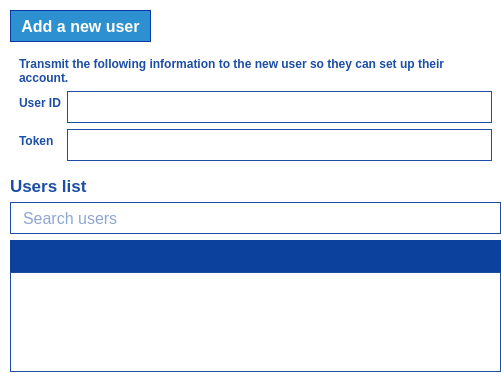
Above: parsec/core/gui/forms/users_widget.ui from Scille/parsec-cloud before the change. Below: the same form after it.
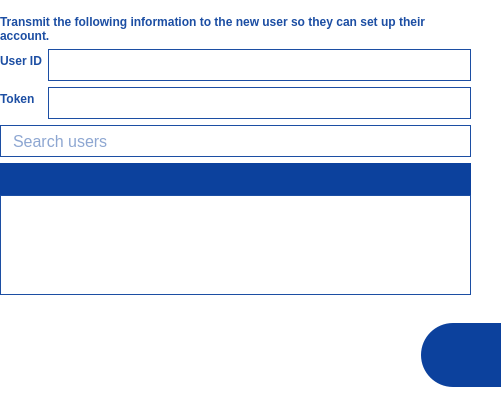
That is the form after the change. Icons and pictures are not drawn.

Commit message: [GUI] Fixed user page (offsets and button)

```diff
--- a/parsec/core/gui/forms/users_widget.ui
+++ b/parsec/core/gui/forms/users_widget.ui
@@ -7,7 +7,7 @@
     <x>0</x>
     <y>0</y>
     <width>501</width>
-    <height>379</height>
+    <height>402</height>
    </rect>
   </property>
   <property name="windowTitle">
@@ -22,82 +22,43 @@
 QWidget#widget_users
 {
 border: 1px solid rgb(28, 78, 163);
+}
+
+QToolTip
+{
+background-color: rgb(46, 146, 208);
+border: 1px solid rgb(12, 65, 157);
+color: rgb(255, 255, 255);
 }</string>
   </property>
   <layout class="QVBoxLayout" name="verticalLayout">
    <property name="leftMargin">
-    <number>10</number>
+    <number>0</number>
    </property>
    <property name="topMargin">
-    <number>10</number>
+    <number>15</number>
    </property>
    <property name="rightMargin">
     <number>0</number>
    </property>
    <property name="bottomMargin">
-    <number>0</number>
+    <number>15</number>
    </property>
-   <item>
-    <layout class="QHBoxLayout" name="horizontalLayout">
-     <item>
-      <widget class="QPushButton" name="button_add_user">
-       <property name="minimumSize">
-        <size>
-         <width>0</width>
-         <height>32</height>
-        </size>
-       </property>
-       <property name="font">
-        <font>
-         <pointsize>12</pointsize>
-         <weight>75</weight>
-         <bold>true</bold>
-        </font>
-       </property>
-       <property name="layoutDirection">
-        <enum>Qt::RightToLeft</enum>
-       </property>
-       <property name="styleSheet">
-        <string notr="true">background-color: rgb(45, 144, 209);
-border: 1px solid rgb(11, 56, 166);
-color: rgb(255, 255, 255);
-padding-left: 10px;
-padding-right: 10px;
-font-weight: bold;</string>
-       </property>
-       <property name="text">
-        <string>Add a new user</string>
-       </property>
-       <property name="icon">
-        <iconset resource="../rc/resources.qrc">
-         <normaloff>:/icons/images/icons/add_user.png</normaloff>:/icons/images/icons/add_user.png</iconset>
-       </property>
-       <property name="iconSize">
-        <size>
-         <width>24</width>
-         <height>24</height>
-        </size>
-       </property>
-      </widget>
-     </item>
-     <item>
-      <spacer name="horizontalSpacer">
-       <property name="orientation">
-        <enum>Qt::Horizontal</enum>
-       </property>
-       <property name="sizeHint" stdset="0">
-        <size>
-         <width>40</width>
-         <height>20</height>
-        </size>
-       </property>
-      </spacer>
-     </item>
-    </layout>
-   </item>
    <item>
     <widget class="QWidget" name="widget_info" native="true">
      <layout class="QVBoxLayout" name="verticalLayout_3">
+      <property name="leftMargin">
+       <number>0</number>
+      </property>
+      <property name="topMargin">
+       <number>0</number>
+      </property>
+      <property name="rightMargin">
+       <number>30</number>
+      </property>
+      <property name="bottomMargin">
+       <number>0</number>
+      </property>
       <item>
        <widget class="QLabel" name="label_3">
         <property name="font">
@@ -203,56 +164,49 @@
     </widget>
    </item>
    <item>
-    <widget class="QLabel" name="label_4">
-     <property name="font">
-      <font>
-       <pointsize>13</pointsize>
-       <weight>75</weight>
-       <bold>true</bold>
-      </font>
+    <layout class="QHBoxLayout" name="horizontalLayout">
+     <property name="rightMargin">
+      <number>30</number>
      </property>
-     <property name="styleSheet">
-      <string notr="true">color: rgb(28, 78, 163);</string>
-     </property>
-     <property name="text">
-      <string>Users list</string>
-     </property>
-    </widget>
-   </item>
-   <item>
-    <widget class="QLineEdit" name="line_edit_search">
-     <property name="minimumSize">
-      <size>
-       <width>0</width>
-       <height>32</height>
-      </size>
-     </property>
-     <property name="font">
-      <font>
-       <pointsize>12</pointsize>
-      </font>
-     </property>
-     <property name="styleSheet">
-      <string notr="true">background-image: url(:/icons/images/icons/search.png);
+     <item>
+      <widget class="QLineEdit" name="line_edit_search">
+       <property name="minimumSize">
+        <size>
+         <width>0</width>
+         <height>32</height>
+        </size>
+       </property>
+       <property name="font">
+        <font>
+         <pointsize>12</pointsize>
+        </font>
+       </property>
+       <property name="styleSheet">
+        <string notr="true">background-image: url(:/icons/images/icons/search.png);
 background-repeat: no-repeat;
 background-position: right;
 border: 1px solid rgb(28, 78, 163);
 padding-left: 10px;
 color: rgb(28, 78, 163);</string>
-     </property>
-     <property name="text">
-      <string/>
-     </property>
-     <property name="placeholderText">
-      <string>Search users</string>
-     </property>
-    </widget>
+       </property>
+       <property name="text">
+        <string/>
+       </property>
+       <property name="placeholderText">
+        <string>Search users</string>
+       </property>
+      </widget>
+     </item>
+    </layout>
    </item>
    <item>
     <layout class="QVBoxLayout" name="verticalLayout_2">
      <property name="spacing">
       <number>0</number>
      </property>
+     <property name="rightMargin">
+      <number>30</number>
+     </property>
      <item>
       <widget class="QPushButton" name="pushButton_4">
        <property name="minimumSize">
@@ -262,8 +216,11 @@
         </size>
        </property>
        <property name="styleSheet">
-        <string notr="true">background-color: rgb(12, 65, 157);
-border: 0;</string>
+        <string notr="true">QPushButton#pushButton_4
+{
+background-color: rgb(12, 65, 157);
+border: 0;
+}</string>
        </property>
        <property name="text">
         <string/>
@@ -318,6 +275,64 @@
      </property>
     </spacer>
    </item>
+   <item>
+    <layout class="QHBoxLayout" name="horizontalLayout_2">
+     <item>
+      <spacer name="horizontalSpacer_2">
+       <property name="orientation">
+        <enum>Qt::Horizontal</enum>
+       </property>
+       <property name="sizeHint" stdset="0">
+        <size>
+         <width>40</width>
+         <height>20</height>
+        </size>
+       </property>
+      </spacer>
+     </item>
+     <item>
+      <widget class="QPushButton" name="button_add_user">
+       <property name="minimumSize">
+        <size>
+         <width>80</width>
+         <height>64</height>
+        </size>
+       </property>
+       <property name="maximumSize">
+        <size>
+         <width>80</width>
+         <height>64</height>
+        </size>
+       </property>
+       <property name="toolTip">
+        <string>Add a user</string>
+       </property>
+       <property name="styleSheet">
+        <string notr="true">QPushButton#button_add_user
+{
+border-top-left-radius: 32px;
+border-bottom-left-radius: 32px;
+background-color: rgb(12, 65, 157);
+padding-left: 10px;
+}</string>
+       </property>
+       <property name="text">
+        <string/>
+       </property>
+       <property name="icon">
+        <iconset resource="../rc/resources.qrc">
+         <normaloff>:/icons/images/icons/add-plus-button.png</normaloff>:/icons/images/icons/add-plus-button.png</iconset>
+       </property>
+       <property name="iconSize">
+        <size>
+         <width>50</width>
+         <height>50</height>
+        </size>
+       </property>
+      </widget>
+     </item>
+    </layout>
+   </item>
   </layout>
  </widget>
  <resources>
```
The commit also changes 1 other file.
